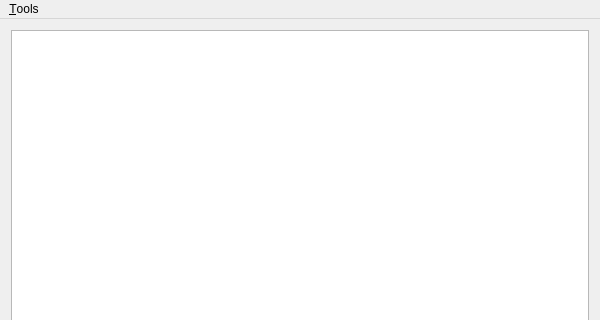
Old version of the form mainwindow.ui in the repository ArcticNoise/QtVideoConverter; both pictures show x 0 to 600 and y 0 to 320 of the 600 by 600 pixel window.
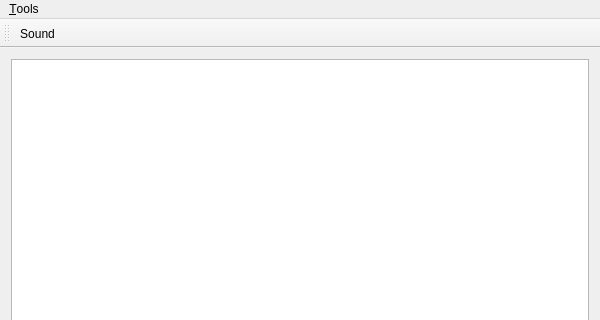
New version of the form. Icons and pictures are not drawn. Custom widgets are drawn as their Qt base class.

Commit message: Added sound tool button with icons. Now if you want to convert video with sound, you must press the button at the toolbar

Diff of the .ui file:
```diff
--- a/mainwindow.ui
+++ b/mainwindow.ui
@@ -56,6 +56,18 @@
    </widget>
    <addaction name="menuTools"/>
   </widget>
+  <widget class="QToolBar" name="toolBar">
+   <property name="windowTitle">
+    <string>toolBar</string>
+   </property>
+   <attribute name="toolBarArea">
+    <enum>TopToolBarArea</enum>
+   </attribute>
+   <attribute name="toolBarBreak">
+    <bool>false</bool>
+   </attribute>
+   <addaction name="action_Sound"/>
+  </widget>
   <action name="action_Settings">
    <property name="text">
     <string>&amp;Settings</string>
@@ -64,6 +76,22 @@
     <string>Ctrl+O</string>
    </property>
   </action>
+  <action name="action_Sound">
+   <property name="checkable">
+    <bool>true</bool>
+   </property>
+   <property name="icon">
+    <iconset resource="resources.qrc">
+     <normaloff>:/imgs/SoundOff.png</normaloff>
+     <normalon>:/imgs/SoundOn.png</normalon>:/imgs/SoundOff.png</iconset>
+   </property>
+   <property name="text">
+    <string>&amp;Sound</string>
+   </property>
+   <property name="toolTip">
+    <string>Turn On/Off Sound after convertion</string>
+   </property>
+  </action>
  </widget>
  <layoutdefault spacing="6" margin="11"/>
  <customwidgets>
```
Left out of the diff: 4 changed lines with no effect on the pictures. The commit also changes 7 other files.
